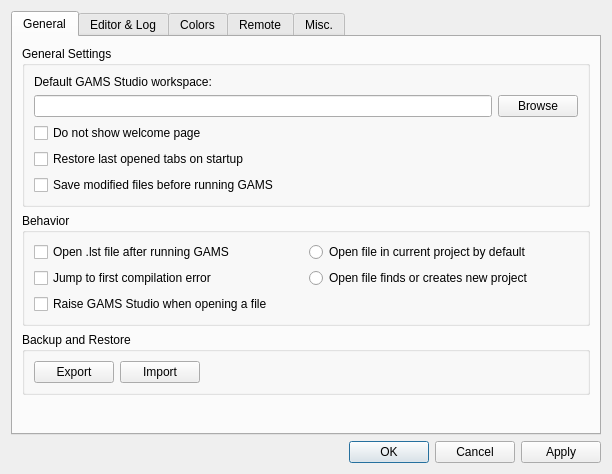
GAMS-dev/studio, file src/settingsdialog.ui: the form before one commit.
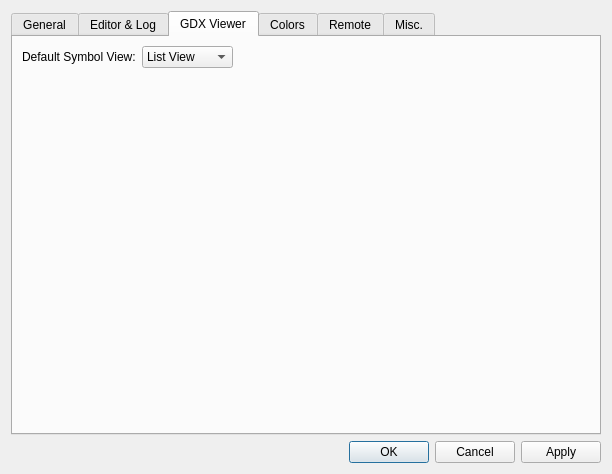
The form after the commit. The open tabs and pages were chosen to show the change. Icons and pictures are not drawn.

Commit message: Add GDX Viewer setting for default symbol view

Patch:
```diff
--- a/src/settingsdialog.ui
+++ b/src/settingsdialog.ui
@@ -563,6 +563,38 @@
        </item>
       </layout>
      </widget>
+     <widget class="QWidget" name="tab">
+      <attribute name="title">
+       <string>GDX Viewer</string>
+      </attribute>
+      <layout class="QFormLayout" name="formLayout">
+       <item row="0" column="0">
+        <layout class="QHBoxLayout" name="horizontalLayout">
+         <item>
+          <widget class="QLabel" name="label_5">
+           <property name="text">
+            <string>Default Symbol View:</string>
+           </property>
+          </widget>
+         </item>
+         <item>
+          <widget class="QComboBox" name="cb_gdxDefaultSymbolView">
+           <item>
+            <property name="text">
+             <string>List View</string>
+            </property>
+           </item>
+           <item>
+            <property name="text">
+             <string>Table View</string>
+            </property>
+           </item>
+          </widget>
+         </item>
+        </layout>
+       </item>
+      </layout>
+     </widget>
      <widget class="QWidget" name="tabColors">
       <attribute name="title">
        <string>Colors</string>
```
The commit also changes 6 other files.
